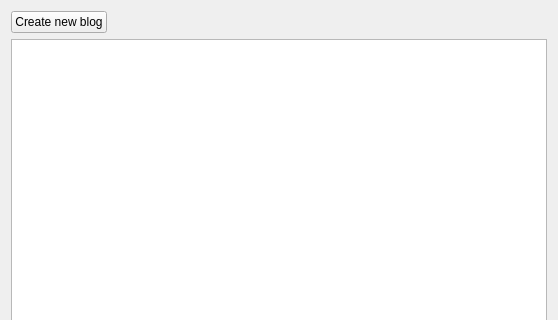
The window that gui/displaybloggui.ui (Huy-Nguyen-HCI/RocketBook) describes before a commit, drawn with Qt 5; both pictures show x 0 to 558 and y 0 to 320 of the 558 by 494 pixel window.
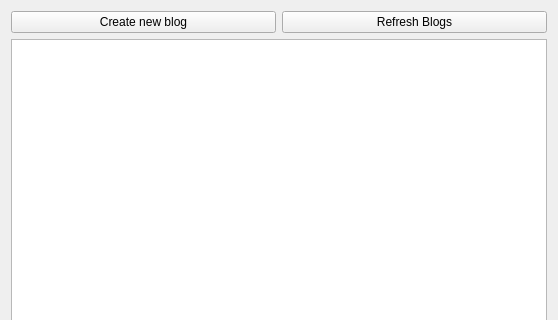
The same window after the commit.

Commit message: blog gui functionality

```diff
--- a/gui/displaybloggui.ui
+++ b/gui/displaybloggui.ui
@@ -16,29 +16,23 @@
   <layout class="QGridLayout" name="gridLayout">
    <item row="0" column="0">
     <layout class="QGridLayout" name="gridLayout_6">
-     <item row="0" column="1">
-      <spacer name="horizontalSpacer_3">
-       <property name="orientation">
-        <enum>Qt::Horizontal</enum>
-       </property>
-       <property name="sizeHint" stdset="0">
-        <size>
-         <width>40</width>
-         <height>20</height>
-        </size>
-       </property>
-      </spacer>
+     <item row="4" column="0" colspan="2">
+      <widget class="QListWidget" name="listWidget"/>
      </item>
-     <item row="1" column="0" colspan="2">
-      <widget class="QTableView" name="blogTableView"/>
-     </item>
-     <item row="0" column="0">
+     <item row="1" column="0">
       <widget class="QPushButton" name="createBlog">
        <property name="text">
         <string>Create new blog</string>
        </property>
       </widget>
      </item>
+     <item row="1" column="1">
+      <widget class="QPushButton" name="refreshBlogs">
+       <property name="text">
+        <string>Refresh Blogs</string>
+       </property>
+      </widget>
+     </item>
     </layout>
    </item>
   </layout>
```
The commit also changes 9 other files.
